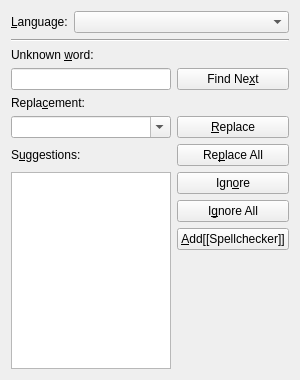
Qt form src/frontends/qt/ui/SpellcheckerUi.ui (cburschka/lyx) before a commit.
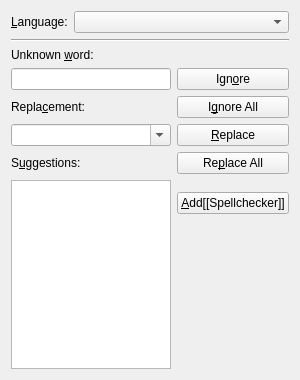
The same form after that commit.

Commit message: Remove confusing and unusual "Find Next" button from spellchecker dialog (#8931)

The edit to the form file:
```diff
--- a/src/frontends/qt/ui/SpellcheckerUi.ui
+++ b/src/frontends/qt/ui/SpellcheckerUi.ui
@@ -49,16 +49,6 @@
      </property>
     </widget>
    </item>
-   <item row="7" column="1">
-    <widget class="QPushButton" name="ignorePB">
-     <property name="toolTip">
-      <string>Ignore this word</string>
-     </property>
-     <property name="text">
-      <string>Ign&amp;ore</string>
-     </property>
-    </widget>
-   </item>
    <item row="0" column="0" colspan="2">
     <layout class="QHBoxLayout" name="horizontalLayout">
      <item>
@@ -86,16 +76,6 @@
      </item>
     </layout>
    </item>
-   <item row="3" column="1">
-    <widget class="QPushButton" name="findNextPB">
-     <property name="toolTip">
-      <string/>
-     </property>
-     <property name="text">
-      <string>Find Ne&amp;xt</string>
-     </property>
-    </widget>
-   </item>
    <item row="2" column="0">
     <widget class="QLabel" name="TextLabel3">
      <property name="text">
@@ -149,16 +129,6 @@
      </property>
     </widget>
    </item>
-   <item row="8" column="1">
-    <widget class="QPushButton" name="ignoreAllPB">
-     <property name="toolTip">
-      <string>Ignore this word throughout this session</string>
-     </property>
-     <property name="text">
-      <string>I&amp;gnore All</string>
-     </property>
-    </widget>
-   </item>
    <item row="1" column="0" colspan="2">
     <widget class="Line" name="line">
      <property name="orientation">
@@ -195,6 +165,26 @@
      </property>
     </spacer>
    </item>
+   <item row="3" column="1">
+    <widget class="QPushButton" name="ignorePB">
+     <property name="toolTip">
+      <string>Ignore this word</string>
+     </property>
+     <property name="text">
+      <string>Ign&amp;ore</string>
+     </property>
+    </widget>
+   </item>
+   <item row="4" column="1">
+    <widget class="QPushButton" name="ignoreAllPB">
+     <property name="toolTip">
+      <string>Ignore this word throughout this session</string>
+     </property>
+     <property name="text">
+      <string>I&amp;gnore All</string>
+     </property>
+    </widget>
+   </item>
   </layout>
  </widget>
  <resources/>
```
The commit also changes 2 other files.
